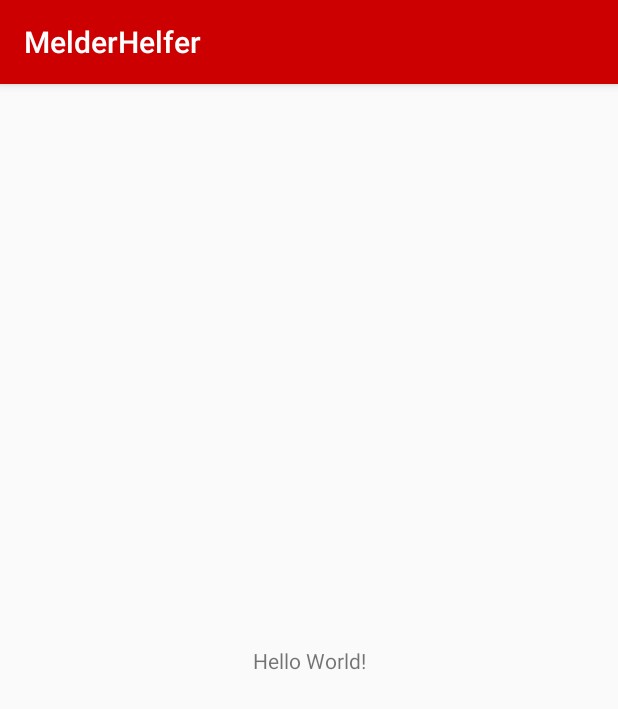
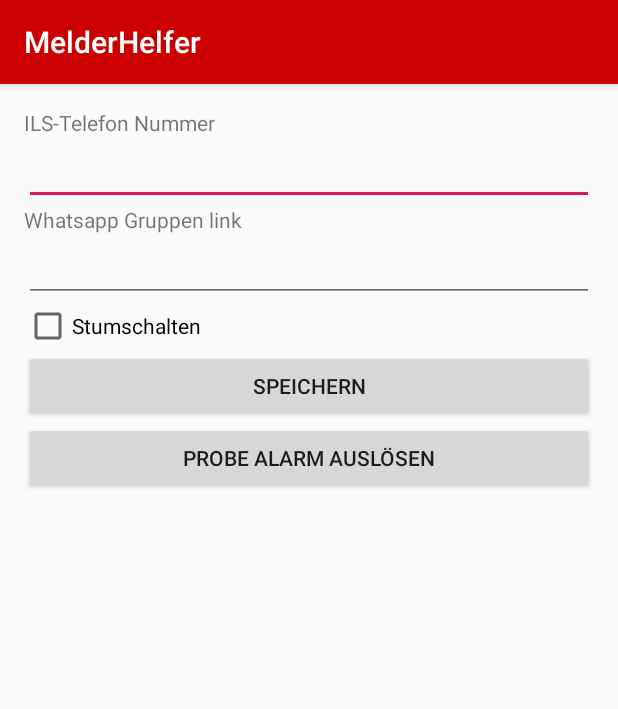
Before and after one commit to PatrickHollweck/MelderHelfer, an Android app: the screen it shows after launch (MainActivity), on a phone screen of 412 x 824 dp. Shown: the top 709 px of the screen. Run offline under Robolectric (Android 15) with nearby library versions, the phone set to English and light mode, and no system bars.

Commit message:
Implement settings

```diff
--- a/app/src/main/java/de/patrickable/melderhelfer/core/Settings.kt
+++ b/app/src/main/java/de/patrickable/melderhelfer/core/Settings.kt
@@ -1,12 +1,41 @@
 package de.patrickable.melderhelfer.core
+
+import android.content.Context
+import android.content.SharedPreferences
 
 class Settings
 {
     companion object {
-        private val KEY_TARGET_PHONE_NUMBERS = "s"
+        private const val KEY_TARGET_PHONE_NUMBERS = "TARGET_PHONE_NUMBER"
+        private const val KEY_WHATSAPP_GROUP_LINK = "WHATSAPP_GROUP_LINK"
+        private const val KEY_IS_MUTE = "ENABLE_TTS"
 
-        fun setPhoneNumbers(phoneNumbers: List<String>) {
+        private fun getSharedPreferences(context: Context): SharedPreferences {
+            return context.getSharedPreferences("preferences-v1", 0)
+        }
 
+        fun setPhoneNumber(context: Context, phoneNumber: String) {
+            getSharedPreferences(context).edit().putString(KEY_TARGET_PHONE_NUMBERS, phoneNumber).apply()
+        }
+
+        fun getPhoneNumber(context: Context): String {
+            return getSharedPreferences(context).getString(KEY_TARGET_PHONE_NUMBERS, "") ?: ""
+        }
+
+        fun setWhatsappGroupLink(context: Context, groupLink: String) {
+            getSharedPreferences(context).edit().putString(KEY_WHATSAPP_GROUP_LINK, groupLink).apply()
+        }
+
+        fun getWhatsappGroupLink(context: Context): String {
+            return getSharedPreferences(context).getString(KEY_WHATSAPP_GROUP_LINK, "") ?: ""
+        }
+
+        fun setIsMute(context: Context, enable: Boolean) {
+            getSharedPreferences(context).edit().putBoolean(KEY_IS_MUTE, enable).apply()
+        }
+
+        fun getIsMute(context: Context): Boolean {
+            return getSharedPreferences(context).getBoolean(KEY_IS_MUTE, false)
         }
     }
 }
--- a/app/src/main/res/layout/activity_main.xml
+++ b/app/src/main/res/layout/activity_main.xml
@@ -1,18 +1,65 @@
 <?xml version="1.0" encoding="utf-8"?>
 <androidx.constraintlayout.widget.ConstraintLayout xmlns:android="http://schemas.android.com/apk/res/android"
-    xmlns:app="http://schemas.android.com/apk/res-auto"
     xmlns:tools="http://schemas.android.com/tools"
     android:layout_width="match_parent"
     android:layout_height="match_parent"
     tools:context=".MainActivity">
 
-    <TextView
-        android:layout_width="wrap_content"
-        android:layout_height="wrap_content"
-        android:text="Hello World!"
-        app:layout_constraintBottom_toBottomOf="parent"
-        app:layout_constraintLeft_toLeftOf="parent"
-        app:layout_constraintRight_toRightOf="parent"
-        app:layout_constraintTop_toTopOf="parent" />
+    <ScrollView
+        android:layout_marginLeft="16dp"
+        android:layout_marginRight="16dp"
+        android:layout_width="match_parent"
+        android:layout_height="match_parent">
 
+        <LinearLayout
+            android:layout_width="match_parent"
+            android:layout_height="wrap_content"
+            android:orientation="vertical">
+
+            <TextView
+                android:id="@+id/textTargetPhoneLabel"
+                android:layout_width="match_parent"
+                android:layout_height="wrap_content"
+                android:layout_marginTop="16dp"
+                android:text="@string/target_phone_input" />
+
+            <EditText
+                android:id="@+id/editTargetPhoneInput"
+                android:layout_width="match_parent"
+                android:layout_height="wrap_content"
+                android:ems="10"
+                android:inputType="phone" />
+
+            <TextView
+                android:id="@+id/textWhatsappGroupInput"
+                android:layout_width="match_parent"
+                android:layout_height="wrap_content"
+                android:text="@string/whatsapp_input" />
+
+            <EditText
+                android:id="@+id/editWhatsappGroupInput"
+                android:layout_width="match_parent"
+                android:layout_height="wrap_content"
+                android:ems="10"
+                android:inputType="text" />
+
+            <CheckBox
+                android:id="@+id/checkBoxMute"
+                android:layout_width="match_parent"
+                android:layout_height="wrap_content"
+                android:text="@string/label_mute" />
+
+            <Button
+                android:id="@+id/buttonSave"
+                android:layout_width="match_parent"
+                android:layout_height="wrap_content"
+                android:text="@string/save" />
+
+            <Button
+                android:id="@+id/buttonTestAlarm"
+                android:layout_width="match_parent"
+                android:layout_height="wrap_content"
+                android:text="@string/sample_alarm" />
+        </LinearLayout>
+    </ScrollView>
 </androidx.constraintlayout.widget.ConstraintLayout>
--- a/app/src/main/res/values/strings.xml
+++ b/app/src/main/res/values/strings.xml
@@ -2,6 +2,10 @@
     <string name="app_name">MelderHelfer</string>
     <string name="incomming_alert">Eingehender SMS Alarm</string>
     <string name="goto_address">Navigation starten</string>
-    <string name="target_phone_input" >Ziel-Telefon Nummer</string>
+    <string name="target_phone_input" >ILS-Telefon Nummer</string>
     <string name="start_whatsapp" >Whatsapp starten</string>
+    <string name="save">Speichern</string>
+    <string name="whatsapp_input">Whatsapp Gruppen link</string>
+    <string name="label_mute">Stumschalten</string>
+    <string name="sample_alarm">Probe Alarm auslösen</string>
 </resources>
```
Also changed, not shown: app/src/main/java/de/patrickable/melderhelfer/AlarmActivity.kt (+25 -13 lines), app/src/main/java/de/patrickable/melderhelfer/MainActivity.kt (+37 -0 lines), app/src/main/java/de/patrickable/melderhelfer/broadcast/SMSBroadcastReceiver.kt (+6 -3 lines), app/src/main/java/de/patrickable/melderhelfer/core/util/EasyTextToSpeach.kt (+3 -4 lines).
